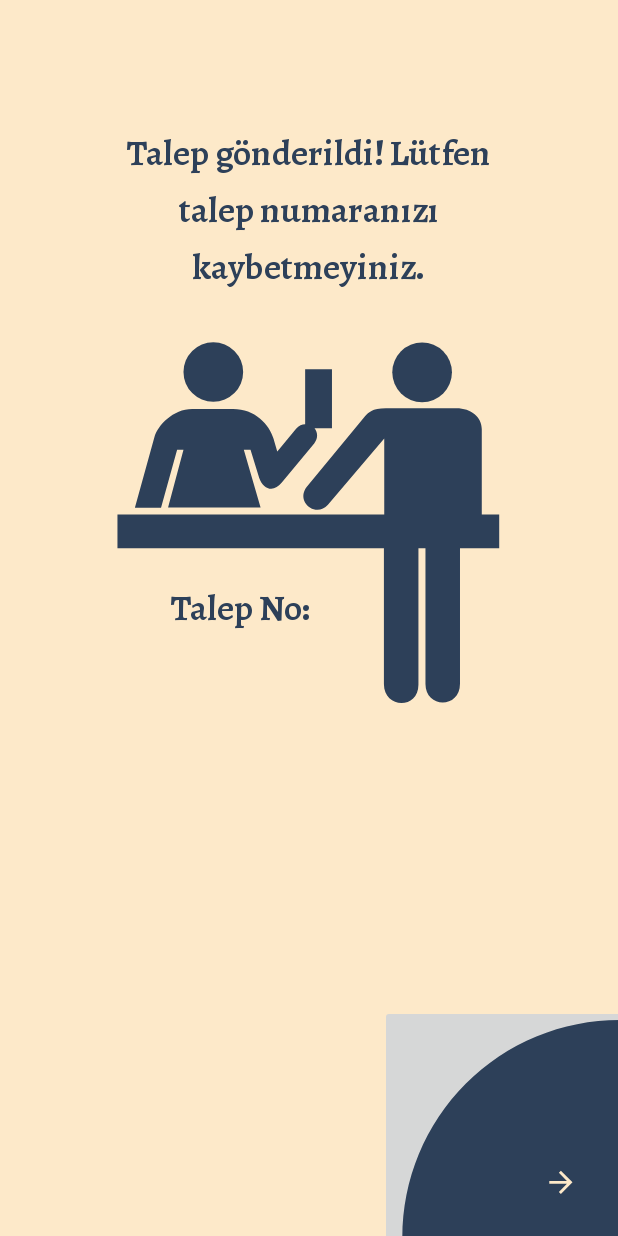
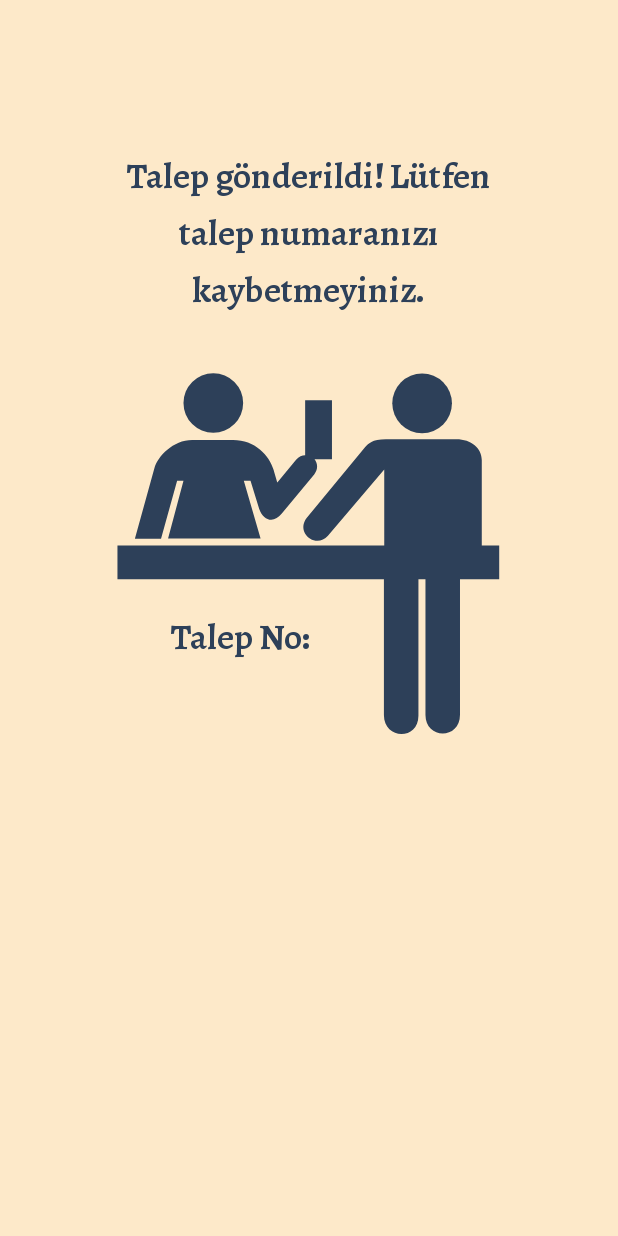
Before and after one commit to Paxint/Benim_Musteri_TEST, an Android app: the layout activity_ticket_creation_success.xml on its own in the app's theme, with its tools: preview values and no code run, on a phone screen of 412 x 824 dp. Run offline under Robolectric (Android 15) with nearby library versions, the phone set to English and light mode, and no system bars.

Commit message:
TicketCreationSuccess.java fixed. Comments added.

```diff
--- a/app/src/main/res/layout/activity_ticket_creation_success.xml
+++ b/app/src/main/res/layout/activity_ticket_creation_success.xml
@@ -5,7 +5,19 @@
     android:layout_width="match_parent"
     android:layout_height="match_parent"
     android:background="@color/BMSARI"
-    tools:context=".TicketCreationSuccess">
+    >
+
+    <ImageView
+        android:id="@+id/success_img"
+        android:layout_width="350dp"
+        android:layout_height="285.95dp"
+        app:layout_constraintBottom_toBottomOf="parent"
+        app:layout_constraintEnd_toEndOf="parent"
+        app:layout_constraintHorizontal_bias="0.491"
+        app:layout_constraintStart_toStartOf="parent"
+        app:layout_constraintTop_toBottomOf="@+id/txt_ticket_success"
+        app:layout_constraintVertical_bias="0.016"
+        app:srcCompat="@drawable/ticket_success" />
 
     <TextView
         android:id="@+id/txt_ticket_success"
@@ -23,20 +35,7 @@
         app:layout_constraintHorizontal_bias="0.496"
         app:layout_constraintStart_toStartOf="parent"
         app:layout_constraintTop_toTopOf="parent"
-        app:layout_constraintVertical_bias="0.109" />
-
-    <ImageView
-        android:id="@+id/success_img"
-        android:layout_width="350dp"
-        android:layout_height="285.95dp"
-        app:layout_constraintBottom_toBottomOf="parent"
-        app:layout_constraintEnd_toEndOf="parent"
-        app:layout_constraintHorizontal_bias="0.491"
-        app:layout_constraintStart_toStartOf="parent"
-        app:layout_constraintTop_toBottomOf="@+id/txt_ticket_success"
-        app:layout_constraintVertical_bias="0.0"
-        app:srcCompat="@drawable/ticket_success"
-        />
+        app:layout_constraintVertical_bias="0.131" />
 
     <TextView
         android:id="@+id/txt_ticket_no"
@@ -66,15 +65,6 @@
         app:layout_constraintStart_toStartOf="@+id/txt_ticket_no"
         app:layout_constraintTop_toBottomOf="@+id/txt_ticket_no" />
 
-    <ImageButton
-        android:id="@+id/btn_forward"
-        android:layout_width="wrap_content"
-        android:layout_height="wrap_content"
-        android:layout_marginEnd="-15dp"
-        android:layout_marginBottom="-15dp"
-        app:layout_constraintBottom_toBottomOf="parent"
-        app:layout_constraintEnd_toEndOf="parent"
-        app:srcCompat="@drawable/forward_arrow_circle"
-        tools:ignore="SpeakableTextPresentCheck" />
+
 
 </androidx.constraintlayout.widget.ConstraintLayout>
```
Also changed, not shown: app/src/main/java/com/eraybarisbahadir/benim_musteri_test/TicketCreationSuccess.java (+8 -15 lines), app/src/main/java/com/eraybarisbahadir/benim_musteri_test/musteriTicketCreation.java (+5 -13 lines).
